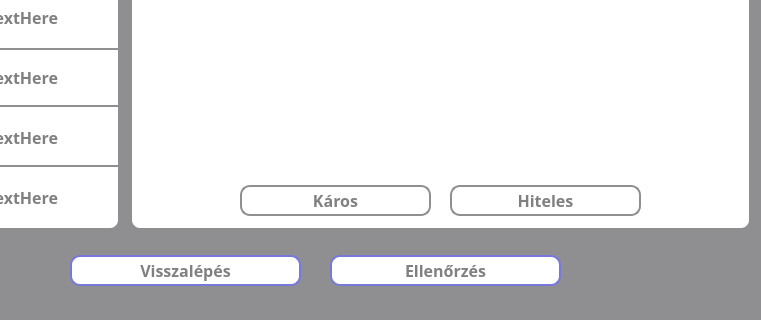
Before: the Qt Designer form src/main/resources/ui/default/emailWindow.ui in pkristof1999/Szakdolgozat, drawn with Qt 5; both pictures show x 130 to 891 and y 395 to 715 of the 891 by 715 pixel window.
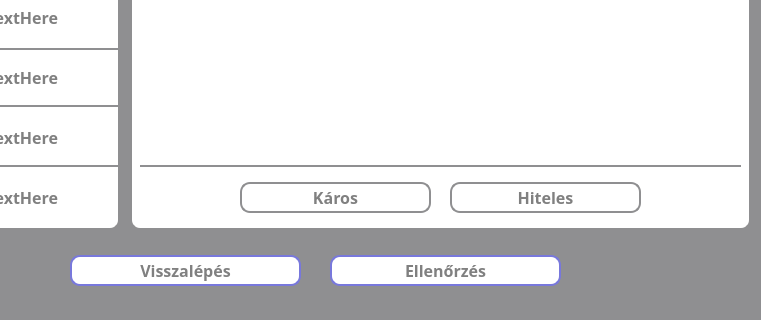
After: the same form once the commit is applied.

Commit message: Módosítás a megjelenésen

```diff
--- a/src/main/resources/ui/default/emailWindow.ui
+++ b/src/main/resources/ui/default/emailWindow.ui
@@ -45,7 +45,7 @@
        <x>10</x>
        <y>10</y>
        <width>601</width>
-       <height>541</height>
+       <height>531</height>
       </rect>
      </property>
      <property name="styleSheet">
@@ -65,7 +65,7 @@
      <property name="geometry">
       <rect>
        <x>110</x>
-       <y>560</y>
+       <y>557</y>
        <width>191</width>
        <height>31</height>
       </rect>
@@ -96,7 +96,7 @@
      <property name="geometry">
       <rect>
        <x>320</x>
-       <y>560</y>
+       <y>557</y>
        <width>191</width>
        <height>31</height>
       </rect>
@@ -123,6 +123,19 @@
       <string>Hiteles</string>
      </property>
     </widget>
+    <widget class="Line" name="horizontalLine">
+     <property name="geometry">
+      <rect>
+       <x>10</x>
+       <y>540</y>
+       <width>601</width>
+       <height>2</height>
+      </rect>
+     </property>
+     <property name="orientation">
+      <enum>Qt::Horizontal</enum>
+     </property>
+    </widget>
    </widget>
    <widget class="QWidget" name="widget_2" native="true">
     <property name="geometry">
```
The commit also changes 1 other file.
